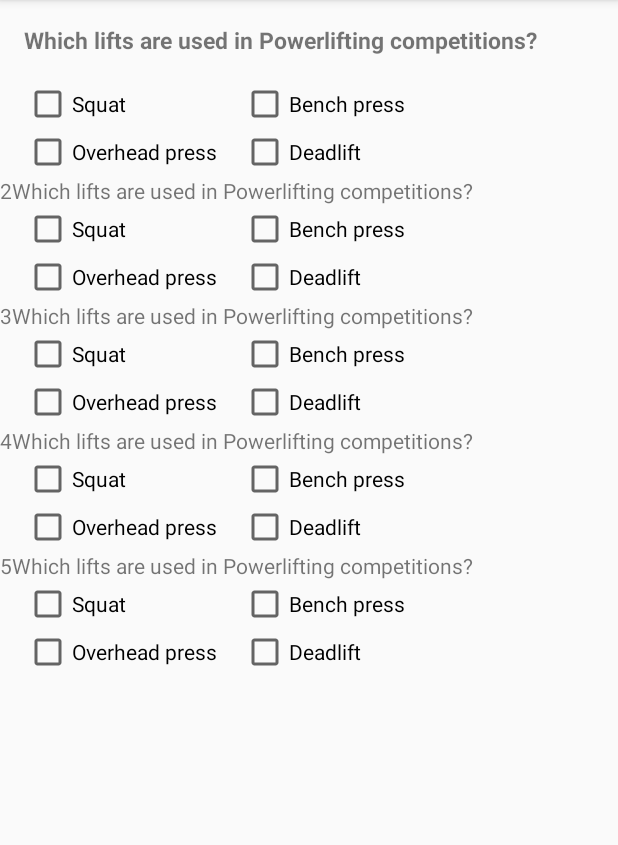
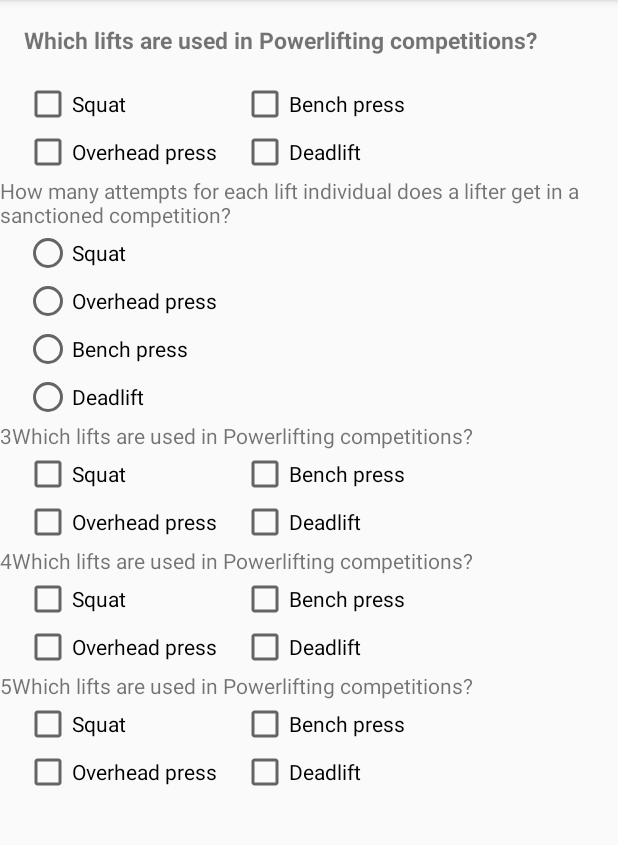
Before and after one commit to joachimharms/Powerlifting-Quiz, an Android app: the screen it shows after launch (MainActivity), on a phone screen of 412 x 824 dp, the part 84-929 px from its top. Run offline under Robolectric (Android 15) with nearby library versions, the phone set to English and light mode, and no system bars.

Commit message:
Add group of radio buttons for question 2 - done

```diff
--- a/app/src/main/res/layout/activity_main.xml
+++ b/app/src/main/res/layout/activity_main.xml
@@ -78,7 +78,7 @@
     <TextView
         android:layout_width="match_parent"
         android:layout_height="wrap_content"
-        android:text="2Which lifts are used in Powerlifting competitions?"
+        android:text="How many attempts for each lift individual does a lifter get in a sanctioned competition?"
 
         />
 
@@ -91,21 +91,20 @@
         android:layout_height="wrap_content"
         android:orientation="horizontal"
         >
-        <LinearLayout
+
+        <RadioGroup
             android:layout_width="wrap_content"
-            android:layout_height="wrap_content"
-            android:orientation="vertical">
-
-            <CheckBox
-
+            android:layout_height="wrap_content">
+            <RadioButton
+                android:id="@+id/radio_button_left_top"
                 android:layout_width="wrap_content"
                 android:layout_height="wrap_content"
                 android:layout_marginLeft="16dp"
                 android:text="Squat"
 
                 />
-            <CheckBox
-
+            <RadioButton
+                android:id="@+id/radio_button_left_bottom"
                 android:layout_width="wrap_content"
                 android:layout_height="wrap_content"
                 android:text="Overhead press"
@@ -114,29 +113,28 @@
 
                 />
 
-        </LinearLayout>
 
 
-        <LinearLayout
-            android:layout_width="wrap_content"
-            android:layout_height="wrap_content"
-            android:orientation="vertical">
-            <CheckBox
 
+
+            <RadioButton
+                android:id="@+id/radio_button_right_top"
                 android:layout_width="wrap_content"
                 android:layout_height="wrap_content"
                 android:text="Bench press"
                 android:layout_marginLeft="16dp"
                 />
-            <CheckBox
-
+            <RadioButton
+                android:id="@+id/radio_button_right_bottom"
                 android:layout_width="wrap_content"
                 android:layout_height="wrap_content"
                 android:text="Deadlift"
                 android:layout_marginLeft="16dp"
 
                 />
-        </LinearLayout>
+        </RadioGroup>
+
+
     </LinearLayout>
 
 
```
Also changed, not shown: 9 other files.
